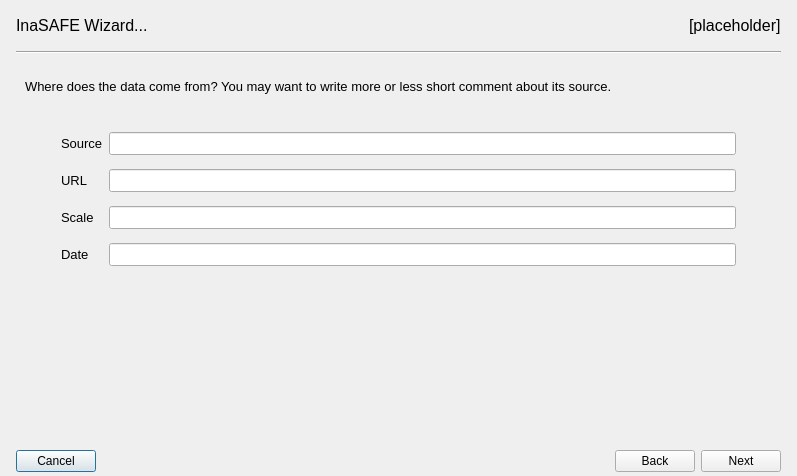
inasafe/inasafe, file safe_qgis/ui/wizard_dialog_base.ui: the form before one commit.
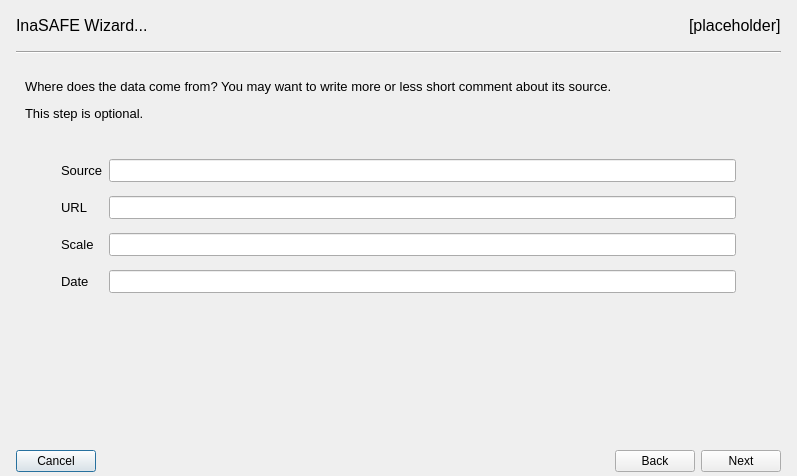
The form after the commit. The open tabs and pages were chosen to show the change. Icons and pictures are not drawn.

Commit message: Add optional notes in wizard step source.

```diff
--- a/safe_qgis/ui/wizard_dialog_base.ui
+++ b/safe_qgis/ui/wizard_dialog_base.ui
@@ -1232,7 +1232,7 @@
           <string notr="true">font: 11pt &quot;Ubuntu&quot;;</string>
          </property>
          <property name="text">
-          <string>&lt;html&gt;&lt;head/&gt;&lt;body&gt;&lt;p&gt;Where does the data come from? You may want to write more or less short comment about its source.&lt;/p&gt;&lt;/body&gt;&lt;/html&gt;</string>
+          <string>&lt;html&gt;&lt;head/&gt;&lt;body&gt;&lt;p&gt;Where does the data come from? You may want to write more or less short comment about its source.&lt;/p&gt;&lt;p&gt;This step is optional.&lt;/p&gt;&lt;/body&gt;&lt;/html&gt;</string>
          </property>
          <property name="alignment">
           <set>Qt::AlignLeading|Qt::AlignLeft|Qt::AlignTop</set>
```
The commit also changes 2 other files.
